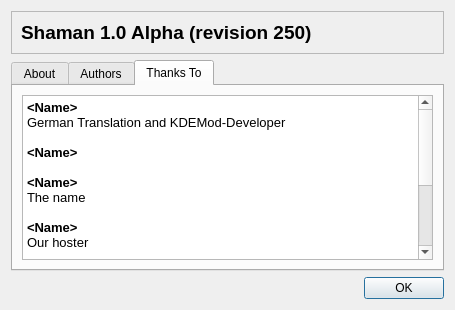
The window that trunk/ui/aboutDialog.ui (drf/shaman1) describes before a commit, drawn with Qt 5.
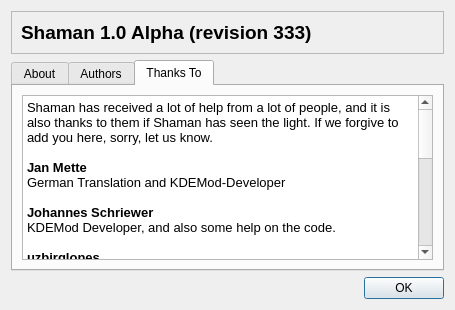
The same window after the commit. The open tabs and pages were chosen to show the change. Icons and pictures are not drawn.

What changed in the file:
```diff
--- a/trunk/ui/aboutDialog.ui
+++ b/trunk/ui/aboutDialog.ui
@@ -28,7 +28,7 @@
          <string>&lt;html>&lt;head>&lt;meta name="qrichtext" content="1" />&lt;style type="text/css">
 p, li { white-space: pre-wrap; }
 &lt;/style>&lt;/head>&lt;body style=" font-family:'Liberation Sans'; font-size:9pt; font-weight:400; font-style:normal;">
-&lt;p style=" margin-top:0px; margin-bottom:0px; margin-left:0px; margin-right:0px; -qt-block-indent:0; text-indent:0px; font-size:10pt;">&lt;span style=" font-size:14pt; font-weight:600;">Shaman 1.0 Alpha (revision 250)&lt;/span>&lt;/p>&lt;/body>&lt;/html></string>
+&lt;p style=" margin-top:0px; margin-bottom:0px; margin-left:0px; margin-right:0px; -qt-block-indent:0; text-indent:0px; font-size:10pt;">&lt;span style=" font-size:14pt; font-weight:600;">Shaman 1.0 Alpha (revision 333)&lt;/span>&lt;/p>&lt;/body>&lt;/html></string>
         </property>
        </widget>
       </item>
@@ -120,26 +120,35 @@
          <property name="html" >
           <string>&lt;html>&lt;head>&lt;meta name="qrichtext" content="1" />&lt;style type="text/css">
 p, li { white-space: pre-wrap; }
-&lt;/style>&lt;/head>&lt;body style=" font-family:'Sans Serif'; font-size:10pt; font-weight:400; font-style:normal;">
-&lt;p style=" margin-top:0px; margin-bottom:0px; margin-left:0px; margin-right:0px; -qt-block-indent:0; text-indent:0px;">&lt;span style=" font-weight:600;">&amp;lt;Name&amp;gt;&lt;/span>&lt;/p>
-&lt;p style=" margin-top:0px; margin-bottom:0px; margin-left:0px; margin-right:0px; -qt-block-indent:0; text-indent:0px;">German Translation and KDEMod-Developer&lt;/p>
-&lt;p style="-qt-paragraph-type:empty; margin-top:0px; margin-bottom:0px; margin-left:0px; margin-right:0px; -qt-block-indent:0; text-indent:0px;">&lt;/p>
-&lt;p style=" margin-top:0px; margin-bottom:0px; margin-left:0px; margin-right:0px; -qt-block-indent:0; text-indent:0px;">&lt;span style=" font-weight:600;">&amp;lt;Name&amp;gt;&lt;/span>&lt;/p>
-&lt;p style="-qt-paragraph-type:empty; margin-top:0px; margin-bottom:0px; margin-left:0px; margin-right:0px; -qt-block-indent:0; text-indent:0px; font-weight:600;">&lt;/p>
-&lt;p style=" margin-top:0px; margin-bottom:0px; margin-left:0px; margin-right:0px; -qt-block-indent:0; text-indent:0px;">&lt;span style=" font-weight:600;">&amp;lt;Name&amp;gt;&lt;/span>&lt;/p>
-&lt;p style=" margin-top:0px; margin-bottom:0px; margin-left:0px; margin-right:0px; -qt-block-indent:0; text-indent:0px;">The name&lt;/p>
-&lt;p style="-qt-paragraph-type:empty; margin-top:0px; margin-bottom:0px; margin-left:0px; margin-right:0px; -qt-block-indent:0; text-indent:0px;">&lt;/p>
-&lt;p style=" margin-top:0px; margin-bottom:0px; margin-left:0px; margin-right:0px; -qt-block-indent:0; text-indent:0px;">&lt;span style=" font-weight:600;">&amp;lt;Name&amp;gt;&lt;/span>&lt;/p>
-&lt;p style=" margin-top:0px; margin-bottom:0px; margin-left:0px; margin-right:0px; -qt-block-indent:0; text-indent:0px;">Our hoster&lt;/p>
-&lt;p style="-qt-paragraph-type:empty; margin-top:0px; margin-bottom:0px; margin-left:0px; margin-right:0px; -qt-block-indent:0; text-indent:0px;">&lt;/p>
-&lt;p style=" margin-top:0px; margin-bottom:0px; margin-left:0px; margin-right:0px; -qt-block-indent:0; text-indent:0px;">&lt;span style=" font-weight:600;">&amp;lt;Name&amp;gt;&lt;/span>&lt;/p>
-&lt;p style=" margin-top:0px; margin-bottom:0px; margin-left:0px; margin-right:0px; -qt-block-indent:0; text-indent:0px; font-weight:600;">&lt;span style=" font-weight:400;">Heavy testing&lt;/span>&lt;/p>
-&lt;p style="-qt-paragraph-type:empty; margin-top:0px; margin-bottom:0px; margin-left:0px; margin-right:0px; -qt-block-indent:0; text-indent:0px;">&lt;/p>
-&lt;p style=" margin-top:0px; margin-bottom:0px; margin-left:0px; margin-right:0px; -qt-block-indent:0; text-indent:0px;">&lt;span style=" font-weight:600;">KDEMod Community&lt;/span>&lt;/p>
-&lt;p style=" margin-top:0px; margin-bottom:0px; margin-left:0px; margin-right:0px; -qt-block-indent:0; text-indent:0px; font-weight:600;">&lt;span style=" font-weight:400;">All the help and testing&lt;/span>&lt;/p>
-&lt;p style="-qt-paragraph-type:empty; margin-top:0px; margin-bottom:0px; margin-left:0px; margin-right:0px; -qt-block-indent:0; text-indent:0px;">&lt;/p>
-&lt;p style=" margin-top:0px; margin-bottom:0px; margin-left:0px; margin-right:0px; -qt-block-indent:0; text-indent:0px;">&lt;span style=" font-weight:600;">&amp;lt;Name&amp;gt;&lt;/span>&lt;/p>
-&lt;p style=" margin-top:0px; margin-bottom:0px; margin-left:0px; margin-right:0px; -qt-block-indent:0; text-indent:0px;">French Translation&lt;/p>&lt;/body>&lt;/html></string>
+&lt;/style>&lt;/head>&lt;body style=" font-family:'Liberation Sans'; font-size:9pt; font-weight:400; font-style:normal;">
+&lt;p style=" margin-top:0px; margin-bottom:0px; margin-left:0px; margin-right:0px; -qt-block-indent:0; text-indent:0px;">&lt;span style=" font-family:'Sans Serif'; font-size:10pt;">Shaman has received a lot of help from a lot of people, and it is also thanks to them if Shaman has seen the light. If we forgive to add you here, sorry, let us know.&lt;/span>&lt;/p>
+&lt;p style="-qt-paragraph-type:empty; margin-top:0px; margin-bottom:0px; margin-left:0px; margin-right:0px; -qt-block-indent:0; text-indent:0px; font-family:'Sans Serif'; font-size:10pt; font-weight:600;">&lt;/p>
+&lt;p style=" margin-top:0px; margin-bottom:0px; margin-left:0px; margin-right:0px; -qt-block-indent:0; text-indent:0px; font-family:'Sans Serif'; font-size:10pt; font-weight:600;">Jan Mette&lt;/p>
+&lt;p style=" margin-top:0px; margin-bottom:0px; margin-left:0px; margin-right:0px; -qt-block-indent:0; text-indent:0px; font-family:'Sans Serif'; font-size:10pt;">German Translation and KDEMod-Developer&lt;/p>
+&lt;p style="-qt-paragraph-type:empty; margin-top:0px; margin-bottom:0px; margin-left:0px; margin-right:0px; -qt-block-indent:0; text-indent:0px; font-family:'Sans Serif'; font-size:10pt;">&lt;/p>
+&lt;p style=" margin-top:0px; margin-bottom:0px; margin-left:0px; margin-right:0px; -qt-block-indent:0; text-indent:0px; font-family:'Sans Serif'; font-size:10pt;">&lt;span style=" font-weight:600;">Johannes Schriewer&lt;/span>&lt;/p>
+&lt;p style=" margin-top:0px; margin-bottom:0px; margin-left:0px; margin-right:0px; -qt-block-indent:0; text-indent:0px; font-size:10pt; font-weight:600;">&lt;span style=" font-weight:400;">KDEMod Developer, and also some help on the code.&lt;/span>&lt;/p>
+&lt;p style="-qt-paragraph-type:empty; margin-top:0px; margin-bottom:0px; margin-left:0px; margin-right:0px; -qt-block-indent:0; text-indent:0px; font-family:'Sans Serif'; font-size:10pt; font-weight:600;">&lt;/p>
+&lt;p style=" margin-top:0px; margin-bottom:0px; margin-left:0px; margin-right:0px; -qt-block-indent:0; text-indent:0px; font-family:'Sans Serif'; font-size:10pt;">&lt;span style=" font-weight:600;">uzbirglones&lt;/span>&lt;/p>
+&lt;p style=" margin-top:0px; margin-bottom:0px; margin-left:0px; margin-right:0px; -qt-block-indent:0; text-indent:0px; font-family:'Sans Serif'; font-size:10pt;">Brazilian Translator, and gave the name Shaman&lt;/p>
+&lt;p style="-qt-paragraph-type:empty; margin-top:0px; margin-bottom:0px; margin-left:0px; margin-right:0px; -qt-block-indent:0; text-indent:0px; font-family:'Sans Serif'; font-size:10pt;">&lt;/p>
+&lt;p style=" margin-top:0px; margin-bottom:0px; margin-left:0px; margin-right:0px; -qt-block-indent:0; text-indent:0px; font-family:'Sans Serif'; font-size:10pt;">&lt;span style=" font-weight:600;">Martin Sandsmark&lt;/span>&lt;/p>
+&lt;p style=" margin-top:0px; margin-bottom:0px; margin-left:0px; margin-right:0px; -qt-block-indent:0; text-indent:0px; font-family:'Sans Serif'; font-size:10pt;">Our hoster, and manteiner of Trac.&lt;/p>
+&lt;p style="-qt-paragraph-type:empty; margin-top:0px; margin-bottom:0px; margin-left:0px; margin-right:0px; -qt-block-indent:0; text-indent:0px; font-family:'Sans Serif'; font-size:10pt;">&lt;/p>
+&lt;p style=" margin-top:0px; margin-bottom:0px; margin-left:0px; margin-right:0px; -qt-block-indent:0; text-indent:0px; font-family:'Sans Serif'; font-size:10pt;">&lt;span style=" font-weight:600;">mutlu_inek&lt;/span>&lt;/p>
+&lt;p style=" margin-top:0px; margin-bottom:0px; margin-left:0px; margin-right:0px; -qt-block-indent:0; text-indent:0px; font-family:'Sans Serif'; font-size:10pt; font-weight:600;">&lt;span style=" font-weight:400;">Heavy tester, thanks!&lt;/span>&lt;/p>
+&lt;p style="-qt-paragraph-type:empty; margin-top:0px; margin-bottom:0px; margin-left:0px; margin-right:0px; -qt-block-indent:0; text-indent:0px; font-family:'Sans Serif'; font-size:10pt;">&lt;/p>
+&lt;p style=" margin-top:0px; margin-bottom:0px; margin-left:0px; margin-right:0px; -qt-block-indent:0; text-indent:0px; font-family:'Sans Serif'; font-size:10pt;">&lt;span style=" font-weight:600;">KDEMod Community&lt;/span>&lt;/p>
+&lt;p style=" margin-top:0px; margin-bottom:0px; margin-left:0px; margin-right:0px; -qt-block-indent:0; text-indent:0px; font-family:'Sans Serif'; font-size:10pt; font-weight:600;">&lt;span style=" font-weight:400;">Help, Testing, Support, everything started from here.&lt;/span>&lt;/p>
+&lt;p style="-qt-paragraph-type:empty; margin-top:0px; margin-bottom:0px; margin-left:0px; margin-right:0px; -qt-block-indent:0; text-indent:0px; font-family:'Sans Serif'; font-size:10pt;">&lt;/p>
+&lt;p style=" margin-top:0px; margin-bottom:0px; margin-left:0px; margin-right:0px; -qt-block-indent:0; text-indent:0px; font-family:'Sans Serif'; font-size:10pt;">&lt;span style=" font-weight:600;">FenDanT&lt;/span>&lt;/p>
+&lt;p style=" margin-top:0px; margin-bottom:0px; margin-left:0px; margin-right:0px; -qt-block-indent:0; text-indent:0px; font-family:'Sans Serif'; font-size:10pt;">French Translator&lt;/p>
+&lt;p style="-qt-paragraph-type:empty; margin-top:0px; margin-bottom:0px; margin-left:0px; margin-right:0px; -qt-block-indent:0; text-indent:0px; font-family:'Sans Serif'; font-size:10pt;">&lt;/p>
+&lt;p style=" margin-top:0px; margin-bottom:0px; margin-left:0px; margin-right:0px; -qt-block-indent:0; text-indent:0px; font-family:'Sans Serif'; font-size:10pt;">&lt;span style=" font-weight:600;">XanK&lt;/span>&lt;/p>
+&lt;p style=" margin-top:0px; margin-bottom:0px; margin-left:0px; margin-right:0px; -qt-block-indent:0; text-indent:0px; font-family:'Sans Serif'; font-size:10pt;">Spanish Translator&lt;/p>
+&lt;p style="-qt-paragraph-type:empty; margin-top:0px; margin-bottom:0px; margin-left:0px; margin-right:0px; -qt-block-indent:0; text-indent:0px; font-family:'Sans Serif'; font-size:10pt;">&lt;/p>
+&lt;p style=" margin-top:0px; margin-bottom:0px; margin-left:0px; margin-right:0px; -qt-block-indent:0; text-indent:0px; font-family:'Sans Serif'; font-size:10pt;">&lt;span style=" font-weight:600;">augegr&lt;/span>&lt;/p>
+&lt;p style=" margin-top:0px; margin-bottom:0px; margin-left:0px; margin-right:0px; -qt-block-indent:0; text-indent:0px; font-family:'Sans Serif'; font-size:10pt;">Greek Translator&lt;/p>&lt;/body>&lt;/html></string>
          </property>
         </widget>
        </item>
```
Left out of the diff: 2 changed lines with no effect on the pictures.
